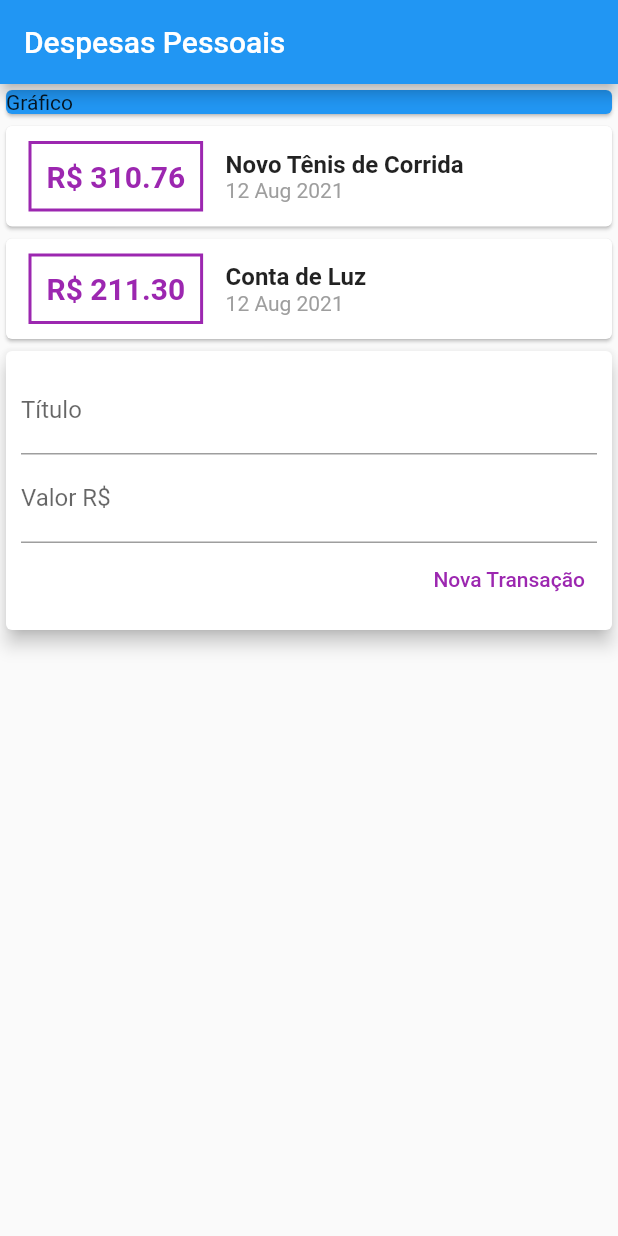
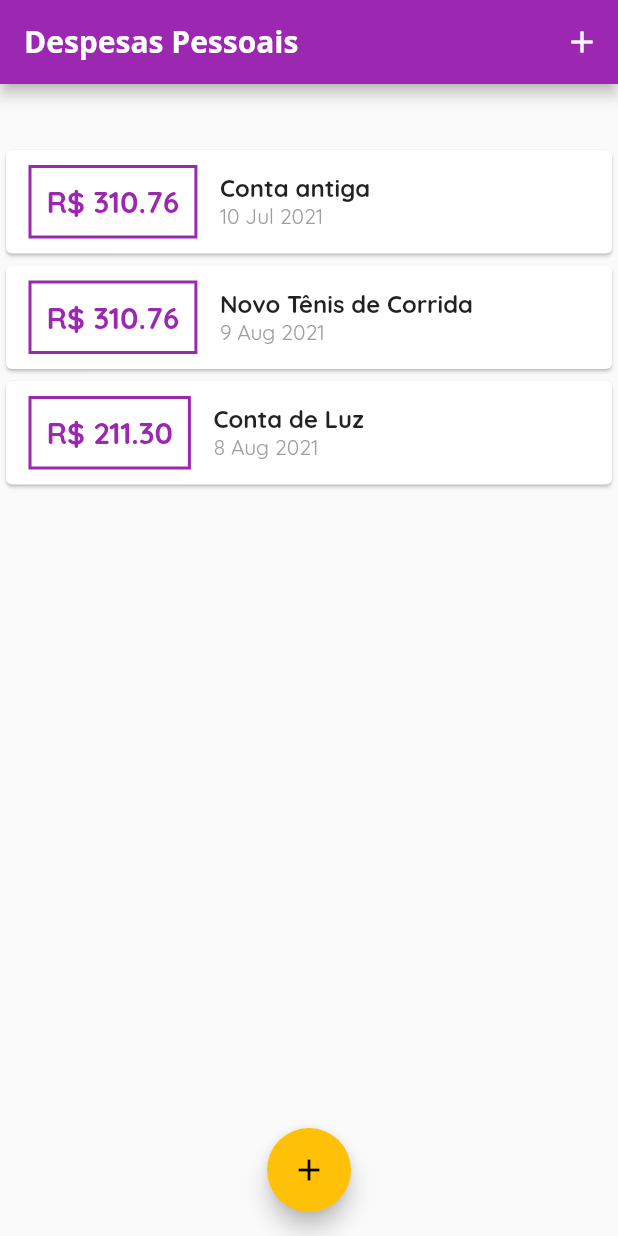
Before and after one commit to LetRicette/expenses-app-flutter, a Flutter app: the screen it shows after launch, on a phone screen of 412 x 824 dp. Run offline on Flutter 3.47's test engine with Material 2 defaults, Android fonts, the phone set to English and light mode, and no system bars.

Commit message:
charts and transactions - fonts

```diff
--- /dev/null
+++ b/lib/components/chart.dart
@@ -0,0 +1,48 @@
+import 'package:expenses/models/transaction.dart';
+import 'package:flutter/material.dart';
+import 'package:intl/intl.dart';
+
+class Chart extends StatelessWidget {
+  final List<Transaction> recentTransaction;
+
+  Chart(this.recentTransaction);
+
+  List<Map<String, Object>> get groupedTransactions {
+    return List.generate(7, (index) {
+      final weekDay = DateTime.now().subtract(
+        Duration(days: index),
+      );
+
+      double totalSum = 0.0;
+      for (var i = 0; i < recentTransaction.length; i++) {
+        bool sameDay = recentTransaction[i].date.day == weekDay.day;
+        bool sameMonth = recentTransaction[i].date.month == weekDay.month;
+        bool sameYear = recentTransaction[i].date.year == weekDay.year;
+
+        if (sameDay && sameMonth && sameYear) {
+          totalSum += recentTransaction[i].value;
+        }
+      }
+
+      print(DateFormat.E().format(weekDay)[0]);
+      print(totalSum);
+
+      return {
+        'day': DateFormat.E().format(weekDay)[0],
+        'value': totalSum,
+      };
+    });
+  }
+
+  @override
+  Widget build(BuildContext context) {
+    groupedTransactions;
+    return Card(
+      elevation: 6,
+      margin: EdgeInsets.all(20),
+      child: Row(
+        children: [],
+      ),
+    );
+  }
+}
--- a/lib/components/transaction_form.dart
+++ b/lib/components/transaction_form.dart
@@ -3,6 +3,22 @@ import 'package:flutter/material.dart';
 class TransactionForm extends StatelessWidget {
   final titleController = TextEditingController();
   final valueController = TextEditingController();
+
+  final void Function(String, double) onSubmit;
+
+  TransactionForm(this.onSubmit);
+
+  _submitForm() {
+    final title = titleController.text;
+    final value = double.tryParse(valueController.text) ?? 0.0;
+
+    if (title.isEmpty || value <= 0) {
+      return;
+    }
+
+    onSubmit(title, value);
+  }
+
   @override
   Widget build(BuildContext context) {
     return Card(
@@ -13,12 +29,15 @@ class TransactionForm extends StatelessWidget {
           children: [
             TextField(
               controller: titleController,
+              onSubmitted: (_) => _submitForm(),
               decoration: InputDecoration(
                 labelText: 'Título',
               ),
             ),
             TextField(
               controller: valueController,
+              keyboardType: TextInputType.numberWithOptions(decimal: true),
+              onSubmitted: (_) => _submitForm(),
               decoration: InputDecoration(
                 labelText: 'Valor R\$',
               ),
@@ -27,10 +46,7 @@ class TransactionForm extends StatelessWidget {
               mainAxisAlignment: MainAxisAlignment.end,
               children: [
                 TextButton(
-                  onPressed: () {
-                    print(titleController.text);
-                    print(valueController.text);
-                  },
+                  onPressed: _submitForm,
                   child: Text('Nova Transação'),
                   style: TextButton.styleFrom(
                     primary: Colors.purple,
--- a/lib/components/transaction_list.dart
+++ b/lib/components/transaction_list.dart
@@ -8,8 +8,34 @@ class TransactionList extends StatelessWidget {
   TransactionList(this.transactions);
   @override
   Widget build(BuildContext context) {
-    return Column(
-      children: transactions.map((tr) {
+    return Container(
+      height: 300,
+      child: transactions.isEmpty
+          ? Column(
+              children: [
+                SizedBox(
+                  height: 20,
+                ),
+                Text(
+                  'Nenhuma transação cadastrada!!',
+                  style: Theme.of(context).textTheme.headline6,
+                ),
+                SizedBox(
+                  height: 20,
+                ),
+                Container(
+                  height: 200,
+                  child: Image.asset(
+                    'asset/images/waiting.png',
+                    fit: BoxFit.cover,
+                  ),
+                )
+              ],
+            )
+          : ListView.builder(
+              itemCount: transactions.length,
+              itemBuilder: (ctx, index) {
+                final tr = transactions[index];
                 return Card(
                   child: Row(
                     children: [
@@ -54,7 +80,8 @@ class TransactionList extends StatelessWidget {
                     ],
                   ),
                 );
-      }).toList(),
+              },
+            ),
     );
   }
 }
--- a/lib/components/transaction_user.dart
+++ /dev/null
@@ -1,40 +0,0 @@
-import 'package:flutter/material.dart';
-import 'transaction_form.dart';
-import 'transaction_list.dart';
-import '../models/transaction.dart';
-
-class TransactionUser extends StatefulWidget {
-  TransactionUser({Key? key}) : super(key: key);
-
-  @override
-  _TransactionUserState createState() => _TransactionUserState();
-}
-
-class _TransactionUserState extends State<TransactionUser> {
-  final _transactions = [
-    Transaction(
-      id: 't1',
-      title: 'Novo Tênis de Corrida',
-      value: 310.76,
-      date: DateTime.now(),
-    ),
-    Transaction(
-      id: 't2',
-      title: 'Conta de Luz',
-      value: 211.30,
-      date: DateTime.now(),
-    ),
-  ];
-
-  _addTransaction(String title, double value) {}
-
-  @override
-  Widget build(BuildContext context) {
-    return Column(
-      children: [
-        TransactionList(_transactions),
-        TransactionForm(),
-      ],
-    );
-  }
-}
--- a/lib/main.dart
+++ b/lib/main.dart
@@ -1,5 +1,12 @@
-import 'components/transaction_user.dart';
+import 'package:expenses/components/chart.dart';
+import 'package:expenses/components/transaction_form.dart';
+
 import 'package:flutter/material.dart';
+import 'components/transaction_form.dart';
+import 'components/transaction_list.dart';
+import 'models/transaction.dart';
+import 'components/chart.dart';
+import 'dart:math';
 
 main() => runApp(ExpensesApp());
 
@@ -8,28 +15,109 @@ class ExpensesApp extends StatelessWidget {
   Widget build(BuildContext context) {
     return MaterialApp(
       home: MyHomePage(),
+      theme: ThemeData(
+        primarySwatch: Colors.purple,
+        accentColor: Colors.amber,
+        fontFamily: 'Quicksand',
+        appBarTheme: AppBarTheme(
+            textTheme: ThemeData.light().textTheme.copyWith(
+                    headline6: TextStyle(
+                  fontFamily: 'OpenSans',
+                  fontSize: 20,
+                  fontWeight: FontWeight.bold,
+                ))),
+      ),
     );
   }
 }
 
-class MyHomePage extends StatelessWidget {
+class MyHomePage extends StatefulWidget {
+  @override
+  _MyHomePageState createState() => _MyHomePageState();
+}
+
+class _MyHomePageState extends State<MyHomePage> {
+  final _transactions = [
+    Transaction(
+      id: 't0',
+      title: 'Conta antiga',
+      value: 310.76,
+      date: DateTime.now().subtract(Duration(days: 33)),
+    ),
+    Transaction(
+      id: 't1',
+      title: 'Novo Tênis de Corrida',
+      value: 310.76,
+      date: DateTime.now().subtract(Duration(days: 3)),
+    ),
+    Transaction(
+      id: 't2',
+      title: 'Conta de Luz',
+      value: 211.30,
+      date: DateTime.now().subtract(Duration(days: 4)),
+    ),
+  ];
+
+  List<Transaction> get _recentTransactions {
+    return _transactions.where((tr) {
+      return tr.date.isAfter(DateTime.now().subtract(Duration(days: 7)));
+    }).toList();
+  }
+
+  _addTransaction(String title, double value) {
+    final newTransaction = Transaction(
+      id: Random().nextDouble().toString(),
+      title: title,
+      value: value,
+      date: DateTime.now(),
+    );
+
+    setState(() {
+      _transactions.add(newTransaction);
+    });
+
+    Navigator.of(context).pop();
+  }
+
+  _openTransactionFormModal(BuildContext context) {
+    showModalBottomSheet(
+        context: context,
+        builder: (_) {
+          return TransactionForm(_addTransaction);
+        });
+  }
+
   @override
   Widget build(BuildContext context) {
     return Scaffold(
-        appBar: AppBar(
-          title: Text('Despesas Pessoais'),
+      appBar: AppBar(
+        title: Text(
+          'Despesas Pessoais',
+          style: TextStyle(
+            fontFamily: 'OpenSans',
+          ),
         ),
-        body: Column(
+        actions: [
+          IconButton(
+            icon: Icon(Icons.add),
+            onPressed: () => _openTransactionFormModal(context),
+          )
+        ],
+      ),
+      body: SingleChildScrollView(
+        child: Column(
           crossAxisAlignment: CrossAxisAlignment.stretch,
           children: [
-            Container(
-              child: Card(
-                color: Colors.blue,
-                child: Text('Gráfico'),
-              ),
-            ),
-            TransactionUser(),
+            Chart(_recentTransactions),
+            TransactionList(_transactions),
           ],
-        ));
+        ),
+      ),
+      floatingActionButton: FloatingActionButton(
+        child: Icon(Icons.add),
+        onPressed: () => _openTransactionFormModal(context),
+      ),
+      floatingActionButtonLocation: FloatingActionButtonLocation.centerFloat,
+    );
   }
 }
```
Also changed, not shown: pubspec.yaml (+13 -8 lines), assets/fonts/OpenSans-Bold.ttf (added), assets/fonts/OpenSans-Regular.ttf (added), assets/fonts/Quicksand-Bold.ttf (added), assets/fonts/Quicksand-Light.ttf (added), assets/fonts/Quicksand-Medium.ttf (added), assets/fonts/Quicksand-Regular.ttf (added), assets/images/waiting.png (added), 2 other files. Lines whose indentation alone changed are shown as unchanged.
